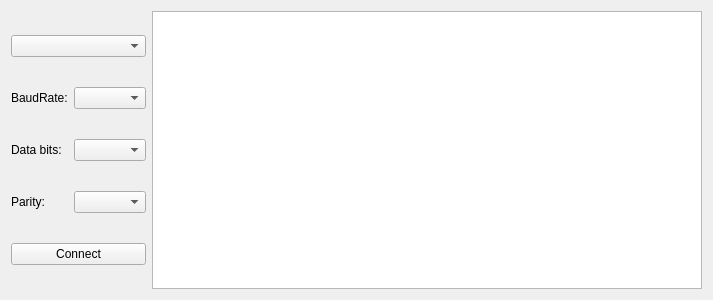
First picture: the form in widget.ui, repository MShestukhin/serial_listener, before the edit.
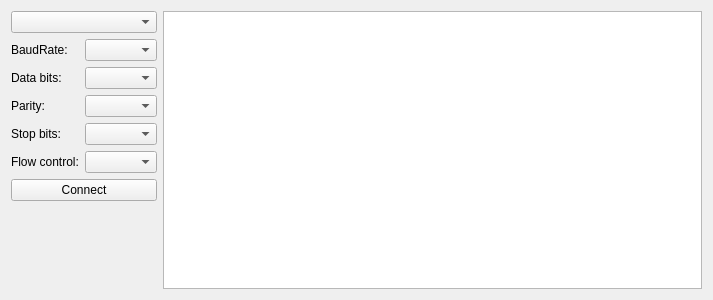
Second picture: the form after the edit.

Commit message: add stop_bits and flow_control

```diff
--- a/widget.ui
+++ b/widget.ui
@@ -15,7 +15,7 @@
   </property>
   <layout class="QGridLayout" name="gridLayout">
    <item row="0" column="0">
-    <layout class="QHBoxLayout" name="horizontalLayout_4">
+    <layout class="QHBoxLayout" name="horizontalLayout_6">
      <item>
       <layout class="QVBoxLayout" name="verticalLayout">
        <item>
@@ -75,6 +75,42 @@
          </item>
         </layout>
        </item>
+       <item>
+        <layout class="QHBoxLayout" name="horizontalLayout_4">
+         <item>
+          <widget class="QLabel" name="lSB">
+           <property name="text">
+            <string>Stop bits:</string>
+           </property>
+          </widget>
+         </item>
+         <item>
+          <widget class="QComboBox" name="StopBitsBox">
+           <property name="enabled">
+            <bool>true</bool>
+           </property>
+          </widget>
+         </item>
+        </layout>
+       </item>
+       <item>
+        <layout class="QHBoxLayout" name="horizontalLayout_5">
+         <item>
+          <widget class="QLabel" name="lFC">
+           <property name="text">
+            <string>Flow control:</string>
+           </property>
+          </widget>
+         </item>
+         <item>
+          <widget class="QComboBox" name="FlowControlBox">
+           <property name="enabled">
+            <bool>true</bool>
+           </property>
+          </widget>
+         </item>
+        </layout>
+       </item>
        <item>
         <widget class="QPushButton" name="ButtonConnect">
          <property name="text">
@@ -82,6 +118,19 @@
          </property>
         </widget>
        </item>
+       <item>
+        <spacer name="verticalSpacer">
+         <property name="orientation">
+          <enum>Qt::Vertical</enum>
+         </property>
+         <property name="sizeHint" stdset="0">
+          <size>
+           <width>20</width>
+           <height>40</height>
+          </size>
+         </property>
+        </spacer>
+       </item>
       </layout>
      </item>
      <item>
```
The commit also changes 1 other file.
